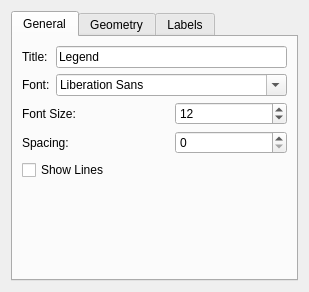
Old version of the form kchart/shape/ChartLegendConfigWidget.ui in the repository KDE/koffice-chartingshape.
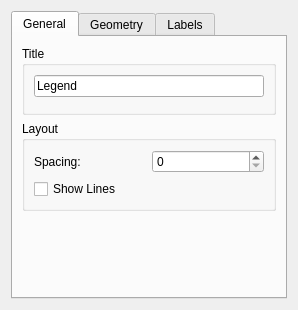
New version of the form. The open tabs and pages were chosen to show the change. Icons and pictures are not drawn. Custom widgets are drawn as their Qt base class.

Commit message: More work on the chart legend editing tool.

```diff
--- a/kchart/shape/ChartLegendConfigWidget.ui
+++ b/kchart/shape/ChartLegendConfigWidget.ui
@@ -5,8 +5,8 @@
    <rect>
     <x>0</x>
     <y>0</y>
-    <width>284</width>
-    <height>292</height>
+    <width>298</width>
+    <height>310</height>
    </rect>
   </property>
   <property name="windowTitle" >
@@ -32,14 +32,13 @@
        <string>General</string>
       </attribute>
       <layout class="QGridLayout" >
-       <item row="0" column="0" >
-        <widget class="QLabel" name="label_4" >
-         <property name="text" >
-          <string>Title:</string>
+       <item row="0" column="0" colspan="2" >
+        <widget class="QGroupBox" name="groupBox" >
+         <property name="title" >
+          <string>Title</string>
          </property>
-        </widget>
-       </item>
-       <item row="0" column="1" colspan="2" >
+         <layout class="QGridLayout" >
+          <item row="0" column="0" >
         <widget class="QLineEdit" name="title" >
          <property name="text" >
           <string>Legend</string>
@@ -47,47 +46,38 @@
         </widget>
        </item>
        <item row="1" column="0" >
-        <widget class="QLabel" name="label" >
-         <property name="text" >
-          <string>Font:</string>
-         </property>
+           <widget class="KFontRequester" name="titleFont" />
+          </item>
+         </layout>
         </widget>
        </item>
-       <item row="1" column="1" colspan="2" >
-        <widget class="QFontComboBox" name="font" />
-       </item>
-       <item row="2" column="0" colspan="2" >
-        <widget class="QLabel" name="label_6" >
+       <item rowspan="2" row="1" column="0" colspan="2" >
+        <widget class="QGroupBox" name="groupBox_2" >
+         <property name="title" >
+          <string>Layout</string>
+         </property>
+         <layout class="QGridLayout" >
+          <item row="1" column="0" >
+           <widget class="QCheckBox" name="showLines" >
          <property name="text" >
-          <string>Font Size:</string>
+             <string>Show Lines</string>
          </property>
         </widget>
        </item>
-       <item row="2" column="2" >
-        <widget class="QSpinBox" name="fontSize" >
-         <property name="value" >
-          <number>12</number>
-         </property>
-        </widget>
-       </item>
-       <item row="3" column="0" colspan="2" >
+          <item row="0" column="0" >
         <widget class="QLabel" name="label_5" >
          <property name="text" >
           <string>Spacing:</string>
          </property>
         </widget>
        </item>
-       <item row="3" column="2" >
+          <item row="0" column="1" >
         <widget class="QSpinBox" name="spacing" />
        </item>
-       <item row="4" column="0" colspan="2" >
-        <widget class="QCheckBox" name="showLines" >
-         <property name="text" >
-          <string>Show Lines</string>
-         </property>
+         </layout>
         </widget>
        </item>
-       <item row="5" column="0" >
+       <item row="3" column="0" >
         <spacer>
          <property name="orientation" >
           <enum>Qt::Vertical</enum>
@@ -328,11 +318,43 @@
       <attribute name="title" >
        <string>Labels</string>
       </attribute>
-     </widget>
-    </widget>
+      <layout class="QGridLayout" >
+       <item row="0" column="0" >
+        <widget class="QLabel" name="label" >
+         <property name="text" >
+          <string>Font:</string>
+         </property>
+        </widget>
+       </item>
+       <item row="0" column="1" >
+        <widget class="KFontRequester" name="font" />
+       </item>
+       <item row="1" column="0" >
+        <spacer>
+         <property name="orientation" >
+          <enum>Qt::Vertical</enum>
+         </property>
+         <property name="sizeHint" >
+          <size>
+           <width>20</width>
+           <height>40</height>
+          </size>
+         </property>
+        </spacer>
+       </item>
+      </layout>
+     </widget>
+    </widget>
    </item>
   </layout>
  </widget>
+ <customwidgets>
+  <customwidget>
+   <class>KFontRequester</class>
+   <extends>QWidget</extends>
+   <header>kfontrequester.h</header>
+  </customwidget>
+ </customwidgets>
  <resources/>
  <connections/>
 </ui>
```
Left out of the diff: 2 changed lines with no effect on the pictures. Lines whose indentation alone changed are shown as unchanged. The commit also changes 8 other files.
